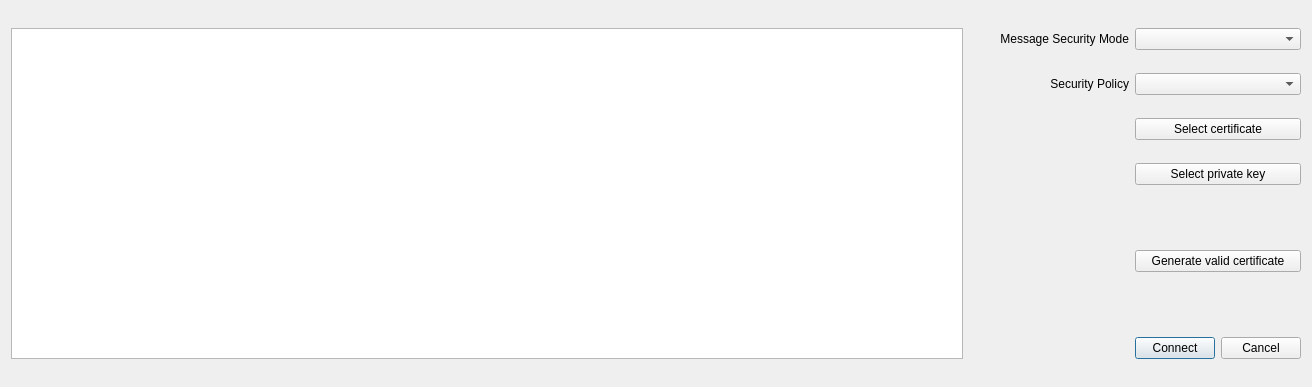
First picture: the form in client/dialogs/connect_settings_ui.ui, repository ilManno/OPCUA_PyClient_NodeServer, before the edit.
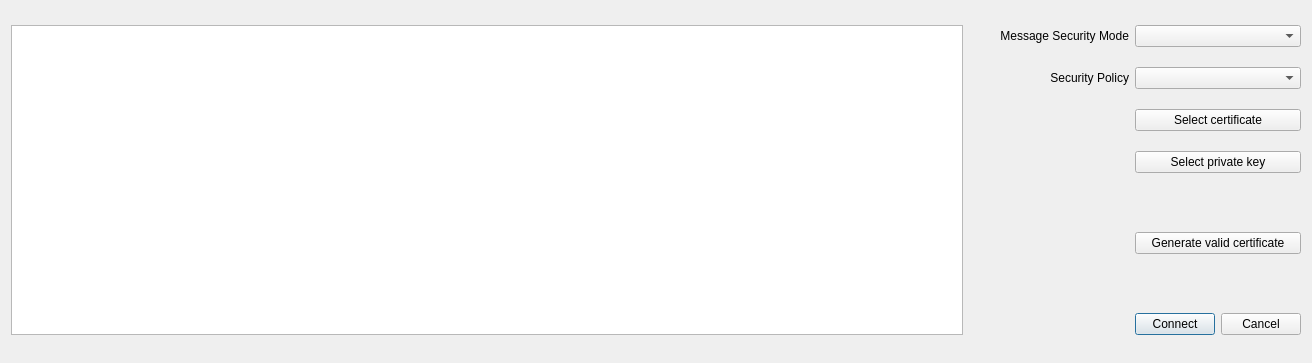
Second picture: the form after the edit. Icons and pictures are not drawn.

```diff
--- a/client/dialogs/connect_settings_ui.ui
+++ b/client/dialogs/connect_settings_ui.ui
@@ -7,7 +7,7 @@
     <x>0</x>
     <y>0</y>
     <width>1312</width>
-    <height>387</height>
+    <height>363</height>
    </rect>
   </property>
   <property name="windowTitle">
```
Left out of the diff: 10 changed lines with no effect on the pictures.
